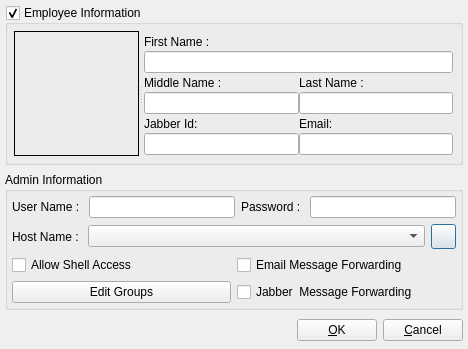
Qt form cpp/lib/classesui/ui/userdialogui.ui (justajeffy/arsenalsuite) before a commit.
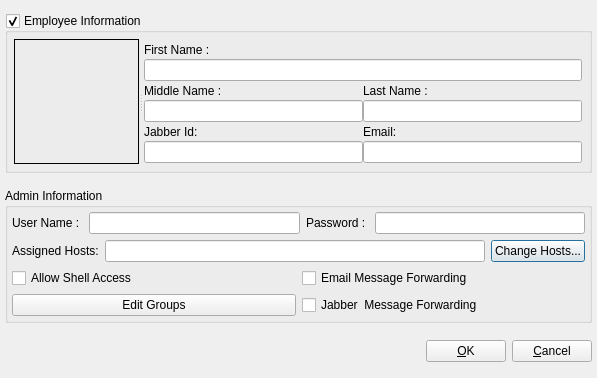
The same form after that commit. Icons and pictures are not drawn.

What changed in the file:
```diff
--- a/cpp/lib/classesui/ui/userdialogui.ui
+++ b/cpp/lib/classesui/ui/userdialogui.ui
@@ -3,31 +3,29 @@
  <comment></comment>
  <exportmacro></exportmacro>
  <class>UserDialogUI</class>
- <widget class="QDialog" name="UserDialogUI" >
-  <property name="geometry" >
+ <widget class="QDialog" name="UserDialogUI">
+  <property name="geometry">
    <rect>
     <x>0</x>
     <y>0</y>
-    <width>468</width>
-    <height>349</height>
+    <width>597</width>
+    <height>378</height>
    </rect>
   </property>
   <property name="windowTitle" >
    <string>User Info</string>
   </property>
-  <layout class="QVBoxLayout" >
-   <property name="margin" >
-    <number>5</number>
-   </property>
-   <property name="spacing" >
+  <layout class="QVBoxLayout">
+   <property name="spacing">
     <number>7</number>
    </property>
+   <property name="margin">
+    <number>5</number>
+   </property>
    <item>
-    <widget class="QGroupBox" name="mEmployeeGroup" >
-     <property name="sizePolicy" >
-      <sizepolicy>
-       <hsizetype>3</hsizetype>
-       <vsizetype>0</vsizetype>
+    <widget class="QGroupBox" name="mEmployeeGroup">
+     <property name="sizePolicy">
+      <sizepolicy hsizetype="MinimumExpanding" vsizetype="Fixed">
        <horstretch>0</horstretch>
        <verstretch>0</verstretch>
       </sizepolicy>
@@ -44,23 +42,21 @@
      <property name="checkable" >
       <bool>true</bool>
      </property>
-     <layout class="QHBoxLayout" >
-      <property name="margin" >
-       <number>6</number>
-      </property>
-      <property name="spacing" >
+     <layout class="QHBoxLayout">
+      <property name="spacing">
        <number>0</number>
       </property>
+      <property name="margin">
+       <number>6</number>
+      </property>
       <item>
        <widget class="QSplitter" name="splitter" >
         <property name="orientation" >
          <enum>Qt::Horizontal</enum>
         </property>
-        <widget class="QLabel" name="mPixmapLabel" >
-         <property name="sizePolicy" >
-          <sizepolicy>
-           <hsizetype>0</hsizetype>
-           <vsizetype>0</vsizetype>
+        <widget class="QLabel" name="mPixmapLabel">
+         <property name="sizePolicy">
+          <sizepolicy hsizetype="Fixed" vsizetype="Fixed">
            <horstretch>0</horstretch>
            <verstretch>0</verstretch>
           </sizepolicy>
@@ -168,11 +164,9 @@
     </widget>
    </item>
    <item>
-    <widget class="QGroupBox" name="mAdminGroup" >
-     <property name="sizePolicy" >
-      <sizepolicy>
-       <hsizetype>3</hsizetype>
-       <vsizetype>0</vsizetype>
+    <widget class="QGroupBox" name="mAdminGroup">
+     <property name="sizePolicy">
+      <sizepolicy hsizetype="MinimumExpanding" vsizetype="Fixed">
        <horstretch>0</horstretch>
        <verstretch>0</verstretch>
       </sizepolicy>
@@ -187,14 +181,14 @@
       <property name="spacing" >
        <number>6</number>
       </property>
-      <item row="0" column="0" >
-       <layout class="QHBoxLayout" >
-        <property name="margin" >
-         <number>0</number>
-        </property>
-        <property name="spacing" >
+      <item row="0" column="0">
+       <layout class="QHBoxLayout">
+        <property name="spacing">
          <number>6</number>
         </property>
+        <property name="margin">
+         <number>0</number>
+        </property>
         <item>
          <widget class="QLabel" name="textLabel5" >
           <property name="text" >
@@ -221,66 +215,32 @@
         </item>
        </layout>
       </item>
-      <item row="1" column="0" >
-       <layout class="QHBoxLayout" >
-        <property name="margin" >
-         <number>0</number>
-        </property>
-        <property name="spacing" >
+      <item row="1" column="0">
+       <layout class="QHBoxLayout">
+        <property name="spacing">
          <number>6</number>
         </property>
+        <property name="margin">
+         <number>0</number>
+        </property>
         <item>
-         <widget class="QLabel" name="textLabel8" >
-          <property name="text" >
-           <string>Host Name : </string>
+         <widget class="QLabel" name="textLabel8">
+          <property name="text">
+           <string>Assigned Hosts:</string>
           </property>
          </widget>
         </item>
         <item>
-         <widget class="QComboBox" name="mHostCombo" >
-          <property name="sizePolicy" >
-           <sizepolicy>
-            <hsizetype>3</hsizetype>
-            <vsizetype>0</vsizetype>
-            <horstretch>0</horstretch>
-            <verstretch>0</verstretch>
-           </sizepolicy>
+         <widget class="QLineEdit" name="mAssignedHostsEdit">
+          <property name="readOnly">
+           <bool>true</bool>
           </property>
-          <property name="minimumSize" >
-           <size>
-            <width>146</width>
-            <height>0</height>
-           </size>
-          </property>
          </widget>
         </item>
         <item>
-         <widget class="QPushButton" name="mNewHostButton" >
-          <property name="sizePolicy" >
-           <sizepolicy>
-            <hsizetype>0</hsizetype>
-            <vsizetype>0</vsizetype>
-            <horstretch>0</horstretch>
-            <verstretch>0</verstretch>
-           </sizepolicy>
-          </property>
-          <property name="minimumSize" >
-           <size>
-            <width>25</width>
-            <height>25</height>
-           </size>
-          </property>
-          <property name="maximumSize" >
-           <size>
-            <width>25</width>
-            <height>25</height>
-           </size>
-          </property>
-          <property name="text" >
-           <string/>
-          </property>
-          <property name="icon" >
-           <iconset/>
+         <widget class="QPushButton" name="mAssignedHostsButton">
+          <property name="text">
+           <string>Change Hosts...</string>
           </property>
          </widget>
         </item>
@@ -334,13 +294,13 @@
     </widget>
    </item>
    <item>
-    <layout class="QHBoxLayout" >
-     <property name="margin" >
-      <number>0</number>
-     </property>
-     <property name="spacing" >
+    <layout class="QHBoxLayout">
+     <property name="spacing">
       <number>6</number>
      </property>
+     <property name="margin">
+      <number>0</number>
+     </property>
      <item>
       <spacer>
        <property name="orientation" >
@@ -378,7 +338,7 @@
    </item>
   </layout>
  </widget>
- <layoutdefault spacing="6" margin="11" />
+ <layoutdefault spacing="6" margin="11"/>
  <tabstops>
   <tabstop>mFirst</tabstop>
   <tabstop>mMiddle</tabstop>
```
Left out of the diff: 178 changed lines with no effect on the pictures.
